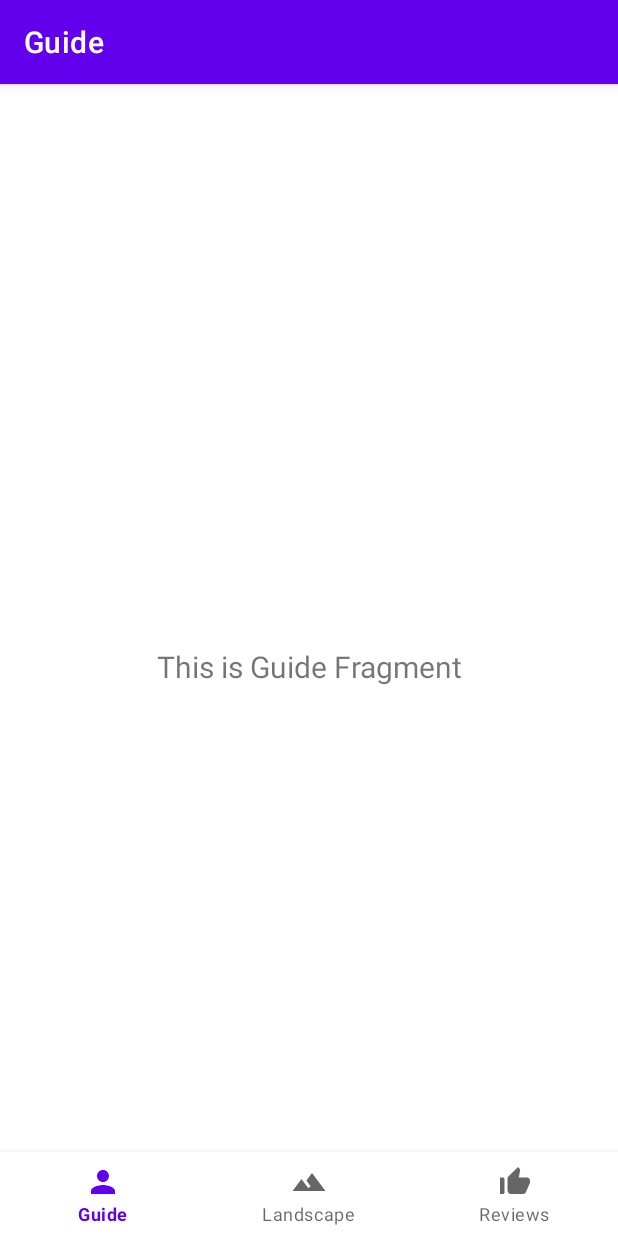
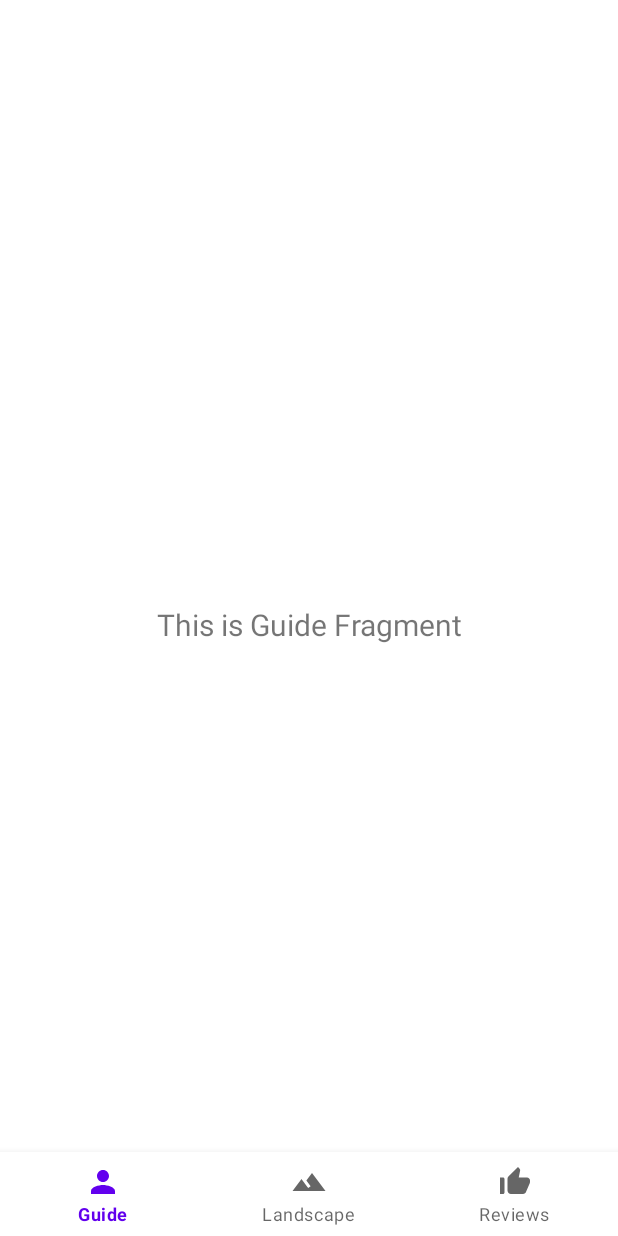
Before and after one commit to jiwonnee/StarTrail, an Android app: the screen it shows after launch (MainActivity), on a phone screen of 412 x 824 dp. Run offline under Robolectric (Android 15) with nearby library versions, the phone set to English and light mode, and no system bars; our stand-ins replace navigation-ui.

Commit message:
Landscape v2

```diff
--- a/app/src/main/java/com/example/tg/MainActivity.kt
+++ b/app/src/main/java/com/example/tg/MainActivity.kt
@@ -16,6 +16,8 @@ class MainActivity : AppCompatActivity() {
     override fun onCreate(savedInstanceState: Bundle?) {
         super.onCreate(savedInstanceState)
 
+        supportActionBar?.hide() // 상단바 제거
+
         binding = ActivityMainBinding.inflate(layoutInflater)
         setContentView(binding.root)
 
@@ -24,12 +26,12 @@ class MainActivity : AppCompatActivity() {
         val navController = findNavController(R.id.nav_host_fragment_activity_main)
         // Passing each menu ID as a set of Ids because each
         // menu should be considered as top level destinations.
-        val appBarConfiguration = AppBarConfiguration(
-            setOf(
-                R.id.navigation_Guide, R.id.navigation_Landscape, R.id.navigation_Reviews
+            val appBarConfiguration = AppBarConfiguration(
+                setOf(
+                    R.id.navigation_Guide, R.id.navigation_Landscape, R.id.navigation_Reviews
+                )
             )
-        )
-        setupActionBarWithNavController(navController, appBarConfiguration)
+            setupActionBarWithNavController(navController, appBarConfiguration)
         navView.setupWithNavController(navController)
     }
 }
--- a/app/src/main/res/layout/fragment_landscape.xml
+++ b/app/src/main/res/layout/fragment_landscape.xml
@@ -24,7 +24,7 @@
             android:id="@+id/imageViewPager"
             android:layout_width="match_parent"
             android:layout_height="450dp"
-            android:layout_marginTop="150dp" />
+            android:layout_marginTop="200dp" />
 
     </LinearLayout>
 
```
